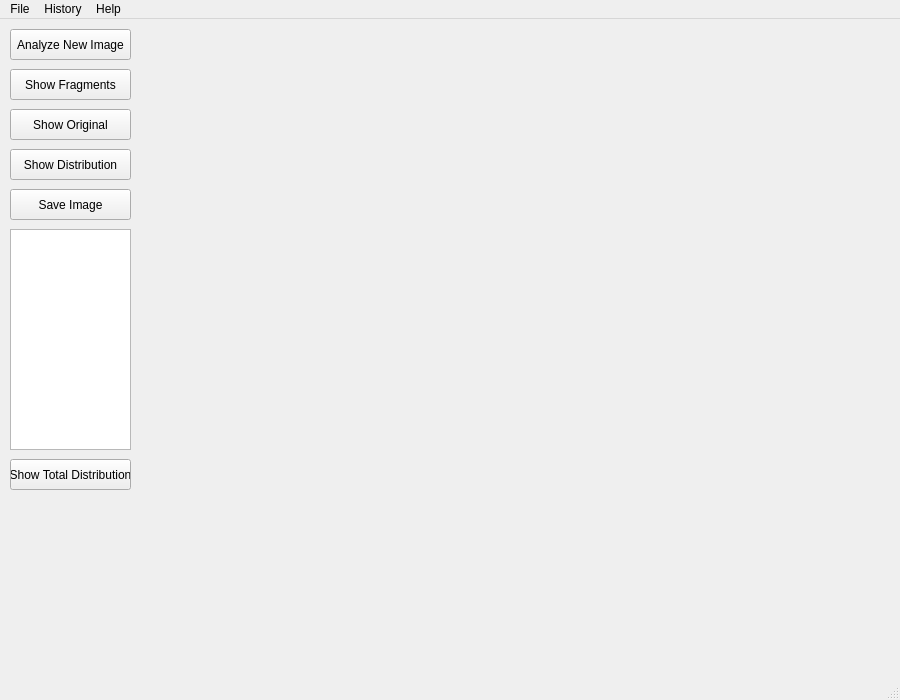
Above: mainwindow.ui from peterooch/DigiFerro before the change. Below: the same form after it.
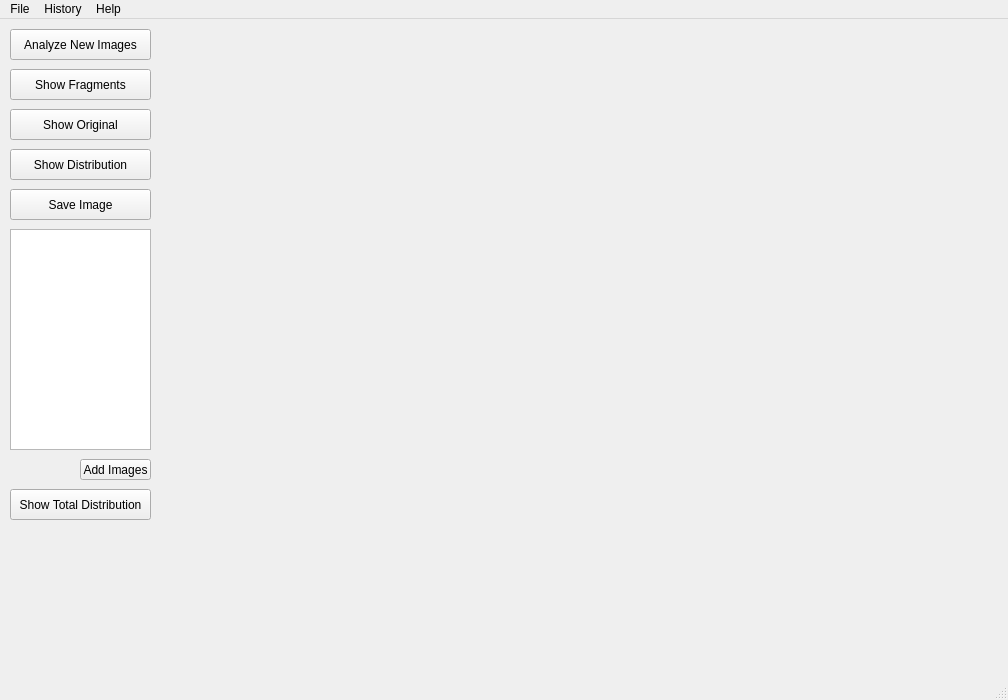
That is the form after the change.

Commit message: Fragment count label + Drag n Drop

What changed in the file:
```diff
--- a/mainwindow.ui
+++ b/mainwindow.ui
@@ -6,7 +6,7 @@
    <rect>
     <x>0</x>
     <y>0</y>
-    <width>900</width>
+    <width>1008</width>
     <height>700</height>
    </rect>
   </property>
@@ -17,8 +17,8 @@
    <widget class="QLabel" name="label">
     <property name="geometry">
      <rect>
-      <x>150</x>
-      <y>10</y>
+      <x>170</x>
+      <y>50</y>
       <width>20</width>
       <height>20</height>
      </rect>
@@ -32,12 +32,12 @@
      <rect>
       <x>10</x>
       <y>10</y>
-      <width>121</width>
+      <width>141</width>
       <height>31</height>
      </rect>
     </property>
     <property name="text">
-     <string>Analyze New Image</string>
+     <string>Analyze New Images</string>
     </property>
    </widget>
    <widget class="QPushButton" name="fragmentButton">
@@ -45,7 +45,7 @@
      <rect>
       <x>10</x>
       <y>50</y>
-      <width>121</width>
+      <width>141</width>
       <height>31</height>
      </rect>
     </property>
@@ -58,7 +58,7 @@
      <rect>
       <x>10</x>
       <y>90</y>
-      <width>121</width>
+      <width>141</width>
       <height>31</height>
      </rect>
     </property>
@@ -71,7 +71,7 @@
      <rect>
       <x>10</x>
       <y>130</y>
-      <width>121</width>
+      <width>141</width>
       <height>31</height>
      </rect>
     </property>
@@ -84,7 +84,7 @@
      <rect>
       <x>10</x>
       <y>170</y>
-      <width>121</width>
+      <width>141</width>
       <height>31</height>
      </rect>
     </property>
@@ -93,11 +93,14 @@
     </property>
    </widget>
    <widget class="QListWidget" name="imageList">
+    <property name="enabled">
+     <bool>true</bool>
+    </property>
     <property name="geometry">
      <rect>
       <x>10</x>
       <y>210</y>
-      <width>121</width>
+      <width>141</width>
       <height>221</height>
      </rect>
     </property>
@@ -106,8 +109,8 @@
     <property name="geometry">
      <rect>
       <x>10</x>
-      <y>440</y>
-      <width>121</width>
+      <y>470</y>
+      <width>141</width>
       <height>31</height>
      </rect>
     </property>
@@ -115,13 +118,39 @@
      <string>Show Total Distribution</string>
     </property>
    </widget>
+   <widget class="QLabel" name="fragmentLabel">
+    <property name="geometry">
+     <rect>
+      <x>170</x>
+      <y>10</y>
+      <width>40</width>
+      <height>31</height>
+     </rect>
+    </property>
+    <property name="text">
+     <string/>
+    </property>
+   </widget>
+   <widget class="QPushButton" name="addButton">
+    <property name="geometry">
+     <rect>
+      <x>80</x>
+      <y>440</y>
+      <width>71</width>
+      <height>21</height>
+     </rect>
+    </property>
+    <property name="text">
+     <string>Add Images</string>
+    </property>
+   </widget>
   </widget>
   <widget class="QMenuBar" name="menubar">
    <property name="geometry">
     <rect>
      <x>0</x>
      <y>0</y>
-     <width>900</width>
+     <width>1008</width>
      <height>20</height>
     </rect>
    </property>
```
Left out of the diff: 6 changed lines with no effect on the pictures. The commit also changes 4 other files.
